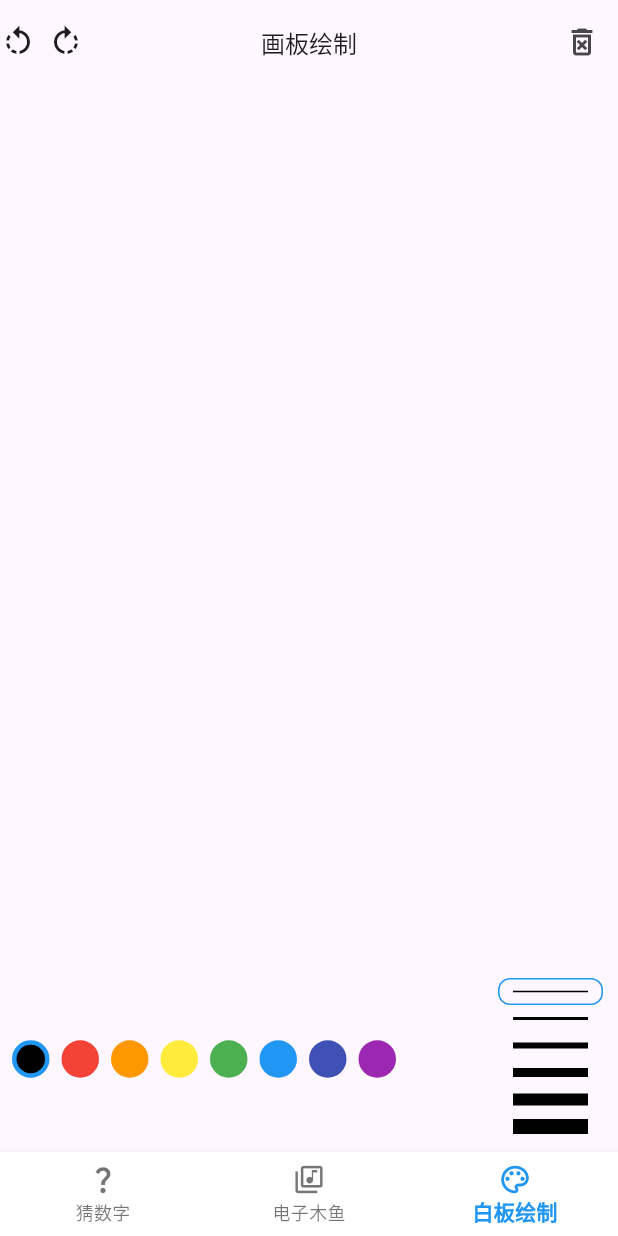
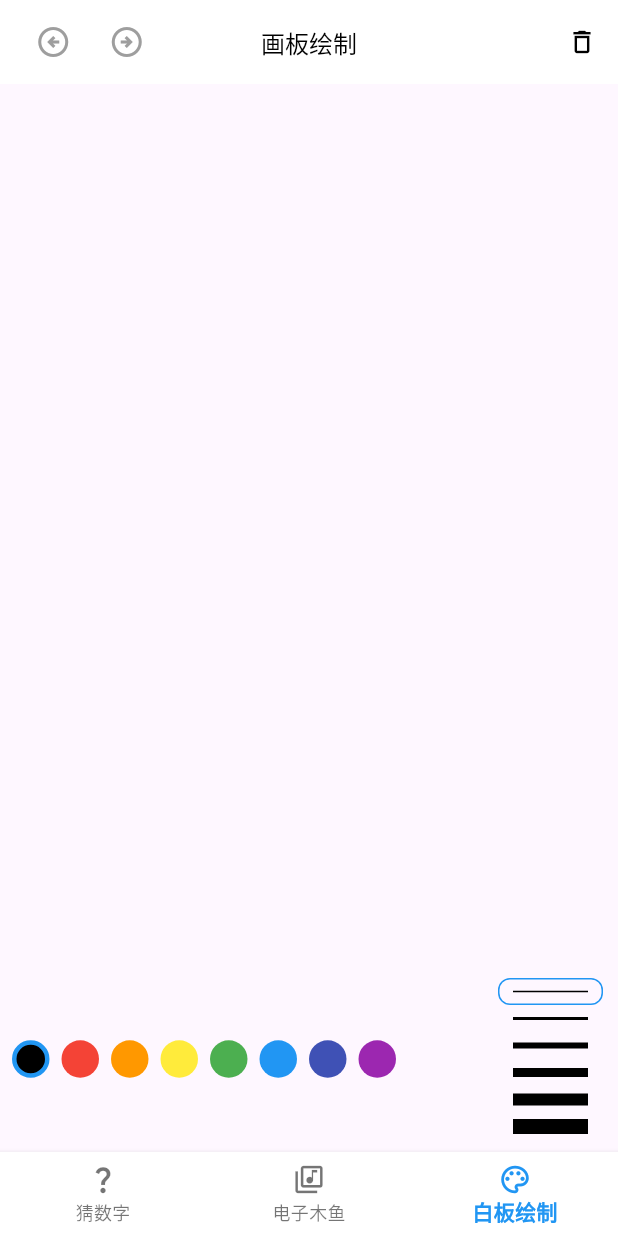
Before and after one commit to restrive14/flutter-demo, a Flutter app: the screen it shows after launch, item 3 of the bottom bar chosen, on a phone screen of 412 x 824 dp. Run offline on Flutter 3.47's test engine with Material 3 defaults, Android fonts, the phone set to English and light mode, and no system bars; missing offline and left inert: flame_audio.

Commit message:
feat: 支持前进/撤销操作

```diff
--- /dev/null
+++ b/lib/paintPaper/backUpButtons.dart
@@ -0,0 +1,39 @@
+import 'package:flutter/material.dart';
+
+class BackUpButtons extends StatelessWidget {
+  final VoidCallback? onBack;
+  final VoidCallback? onRevocation;
+
+  const BackUpButtons({
+    super.key,
+    required this.onBack,
+    required this.onRevocation,
+  });
+
+  @override
+  Widget build(BuildContext context) {
+    const BoxConstraints cts = BoxConstraints(minHeight: 32, minWidth: 32);
+    Color backColor = onBack == null ? Colors.grey : Colors.black;
+    Color revocationColor = onRevocation == null ? Colors.grey : Colors.black;
+    return Center(
+      child: Wrap(
+        spacing: 1,
+        children: [
+          IconButton(
+            splashRadius: 20,
+            onPressed: onBack,
+            constraints: cts,
+            icon: Icon(Icons.arrow_circle_left_outlined, color: backColor),
+          ),
+          IconButton(
+            splashRadius: 20,
+            onPressed: onRevocation,
+            constraints: cts,
+            icon:
+                Icon(Icons.arrow_circle_right_outlined, color: revocationColor),
+          )
+        ],
+      ),
+    );
+  }
+}
--- a/lib/paintPaper/paint_page.dart
+++ b/lib/paintPaper/paint_page.dart
@@ -32,6 +32,8 @@
   ];
   // 支持选择的线条宽度列表
   final List<double> supportStorkWidths = [1, 2, 4, 6, 8, 10];
+
+  final List<Line> _historyLines = [];
 
   void _clear() {
     showDialog(
@@ -89,10 +91,26 @@
     }
   }
 
+  void _back() {
+    Line line = _lines.removeLast();
+    _historyLines.add(line);
+    setState(() {});
+  }
+
+  void _revocation() {
+    Line line = _historyLines.removeLast();
+    _lines.add(line);
+    setState(() {});
+  }
+
   @override
   Widget build(BuildContext context) {
     return Scaffold(
-      appBar: PaintPaperAppBar(onClear: _clear),
+      appBar: PaintPaperAppBar(
+        onClear: _clear,
+        onBack: _lines.isEmpty ? null : _back,
+        onRevocation: _historyLines.isEmpty ? null : _revocation,
+      ),
       body: Stack(
         children: [
           GestureDetector(
--- a/lib/paintPaper/paper_appBar.dart
+++ b/lib/paintPaper/paper_appBar.dart
@@ -1,29 +1,52 @@
+import 'package:demo/paintPaper/backUpButtons.dart';
+import 'package:flutter/cupertino.dart';
 import 'package:flutter/material.dart';
+import 'package:flutter/services.dart';
 
 class PaintPaperAppBar extends StatelessWidget implements PreferredSizeWidget {
   final VoidCallback onClear;
 
-  const PaintPaperAppBar({super.key, required this.onClear});
+  final VoidCallback? onBack;
+
+  final VoidCallback? onRevocation;
+
+  const PaintPaperAppBar({
+    super.key,
+    required this.onClear,
+    this.onBack,
+    this.onRevocation,
+  });
 
   @override
   Widget build(BuildContext context) {
     return AppBar(
-      leading: const Row(
-        mainAxisAlignment: MainAxisAlignment.spaceBetween,
-        crossAxisAlignment: CrossAxisAlignment.center,
-        children: [
-          Icon(Icons.rotate_left_outlined),
-          Icon(Icons.rotate_right_outlined)
-        ],
+      systemOverlayStyle: const SystemUiOverlayStyle(
+        statusBarIconBrightness: Brightness.dark,
+        statusBarColor: Colors.white,
       ),
+      backgroundColor: Colors.white,
+      elevation: 0,
+      leading: BackUpButtons(
+        onBack: onBack,
+        onRevocation: onRevocation,
+      ),
+      leadingWidth: 120,
       title: const Text(
         '画板绘制',
-        style: TextStyle(fontSize: 16),
+        style: TextStyle(
+          fontSize: 16,
+          color: Colors.black,
+        ),
       ),
       centerTitle: true,
       actions: [
         IconButton(
-          icon: const Icon(Icons.delete_forever_outlined),
+          splashRadius: 20,
+          icon: const Icon(
+            Icons.delete_outlined,
+            color: Colors.black,
+            size: 20,
+          ),
           onPressed: onClear,
         ),
       ],
```
